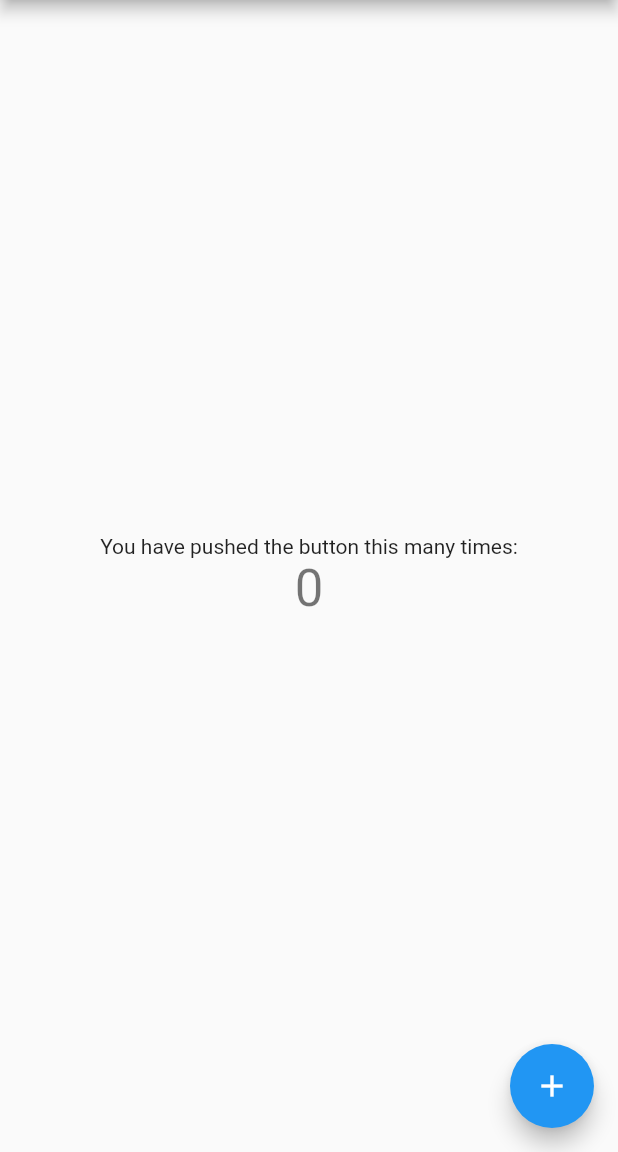
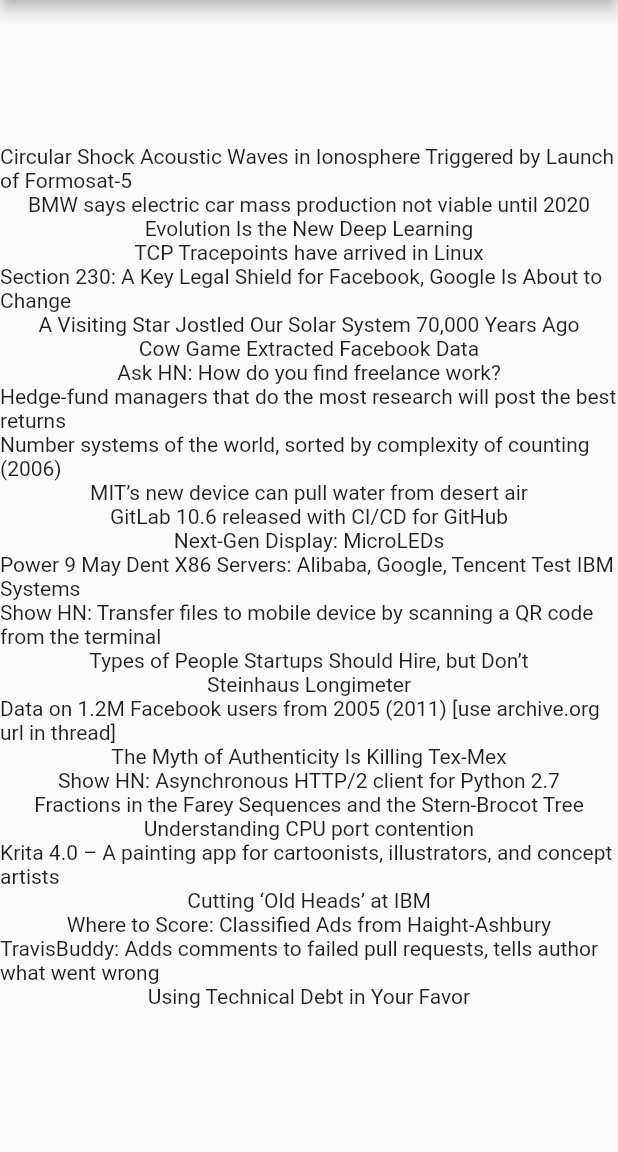
Before and after one commit to ruan65/hn_app, a Flutter app: the screen it shows after launch, on a phone screen of 412 x 824 dp, the part 84-1236 px from its top. Run offline on Flutter 3.47's test engine with Material 2 defaults, Android fonts, the phone set to English and light mode, and no system bars.

Commit message:
articles

```diff
--- a/lib/main.dart
+++ b/lib/main.dart
@@ -1,4 +1,5 @@
 import 'package:flutter/material.dart';
+import 'src/article.dart';
 
 void main() => runApp(MyApp());
 
@@ -25,13 +26,8 @@ class MyHomePage extends StatefulWidget {
 }
 
 class _MyHomePageState extends State<MyHomePage> {
-  int _counter = 0;
 
-  void _incrementCounter() {
-    setState(() {
-      _counter++;
-    });
-  }
+  List<Article> _articles = articles;
 
   @override
   Widget build(BuildContext context) {
@@ -42,21 +38,8 @@ class _MyHomePageState extends State<MyHomePage> {
       body: Center(
         child: Column(
           mainAxisAlignment: MainAxisAlignment.center,
-          children: <Widget>[
-            Text(
-              'You have pushed the button this many times:',
-            ),
-            Text(
-              '$_counter',
-              style: Theme.of(context).textTheme.display1,
-            ),
-          ],
+          children: _articles.map((article) => Text(article.text)).toList(),
         ),
-      ),
-      floatingActionButton: FloatingActionButton(
-        onPressed: _incrementCounter,
-        tooltip: 'Increment',
-        child: Icon(Icons.add),
       ),
     );
   }
--- /dev/null
+++ b/lib/src/article.dart
@@ -0,0 +1,244 @@
+class Article {
+  final String text;
+  final String domain;
+  final String by;
+  final String age;
+  final int score;
+  final int commentsCount;
+
+  const Article(
+      {this.text,
+        this.domain,
+        this.by,
+        this.age,
+        this.score,
+        this.commentsCount});
+}
+
+final articles = [
+  new Article(
+    text:
+    "Circular Shock Acoustic Waves in Ionosphere Triggered by Launch of Formosat‐5",
+    domain: "wiley.com",
+    by: "zdw",
+    age: "3 hours",
+    score: 177,
+    commentsCount: 62,
+  ),
+  new Article(
+    text: "BMW says electric car mass production not viable until 2020",
+    domain: "reuters.com",
+    by: "Mononokay",
+    age: "2 hours",
+    score: 81,
+    commentsCount: 128,
+  ),
+  new Article(
+    text: "Evolution Is the New Deep Learning",
+    domain: "sentient.ai",
+    by: "jonbaer",
+    age: "4 hours",
+    score: 200,
+    commentsCount: 87,
+  ),
+  new Article(
+    text: "TCP Tracepoints have arrived in Linux",
+    domain: "brendangregg.com",
+    by: "brendangregg",
+    age: "1 hour",
+    score: 35,
+    commentsCount: 0,
+  ),
+  new Article(
+    text:
+    "Section 230: A Key Legal Shield for Facebook, Google Is About to Change",
+    domain: "npr.org",
+    by: "Mononokay",
+    age: "5 hours",
+    score: 156,
+    commentsCount: 66,
+  ),
+  new Article(
+    text: "A Visiting Star Jostled Our Solar System 70,000 Years Ago",
+    domain: "gizmodo.com",
+    by: "rbanffy",
+    age: "7 hours",
+    score: 175,
+    commentsCount: 60,
+  ),
+  new Article(
+    text: "Cow Game Extracted Facebook Data",
+    domain: "theatlantic.com",
+    by: "jameshart",
+    age: "1 hour",
+    score: 125,
+    commentsCount: 56,
+  ),
+  new Article(
+    text: "Ask HN: How do you find freelance work?",
+    domain: "",
+    by: "i_am_nobody",
+    age: "2 hours",
+    score: 82,
+    commentsCount: 43,
+  ),
+  new Article(
+    text:
+    "Hedge-fund managers that do the most research will post the best returns",
+    domain: "cnbc.com",
+    by: "anonu",
+    age: "6 hours",
+    score: 149,
+    commentsCount: 126,
+  ),
+  new Article(
+    text:
+    "Number systems of the world, sorted by complexity of counting (2006)",
+    domain: "airnet.ne.jp",
+    by: "ColinWright",
+    age: "8 hours",
+    score: 196,
+    commentsCount: 90,
+  ),
+  new Article(
+    text: "MIT’s new device can pull water from desert air",
+    domain: "techcrunch.com",
+    by: "evo_9",
+    age: "43 minutes",
+    score: 11,
+    commentsCount: 11,
+  ),
+  new Article(
+    text: "GitLab 10.6 released with CI/CD for GitHub",
+    domain: "gitlab.com",
+    by: "rbanffy",
+    age: "4 hours",
+    score: 177,
+    commentsCount: 62,
+  ),
+  new Article(
+    text: "Next-Gen Display: MicroLEDs",
+    domain: "ieee.org",
+    by: "rbanffy",
+    age: "5 hours",
+    score: 72,
+    commentsCount: 39,
+  ),
+  new Article(
+    text:
+    "Power 9 May Dent X86 Servers: Alibaba, Google, Tencent Test IBM Systems",
+    domain: "eetimes.com",
+    by: "bcaulfield",
+    age: "3 hours",
+    score: 52,
+    commentsCount: 50,
+  ),
+  new Article(
+    text:
+    "Show HN: Transfer files to mobile device by scanning a QR code from the terminal",
+    domain: "github.com",
+    by: "daw___",
+    age: "7 hours",
+    score: 143,
+    commentsCount: 35,
+  ),
+  new Article(
+    text: "Types of People Startups Should Hire, but Don’t",
+    domain: "trifinlabs.com",
+    by: "Shanerostad",
+    age: "1 hour",
+    score: 31,
+    commentsCount: 27,
+  ),
+  new Article(
+    text: "Steinhaus Longimeter",
+    domain: "fairfield.edu",
+    by: "ColinWright",
+    age: "8 hours",
+    score: 85,
+    commentsCount: 16,
+  ),
+  new Article(
+    text:
+    "Data on 1.2M Facebook users from 2005 (2011) [use archive.org url in thread]",
+    domain: "michaelzimmer.org",
+    by: "feelin_googley",
+    age: "1 hour",
+    score: 72,
+    commentsCount: 19,
+  ),
+  new Article(
+    text: "The Myth of Authenticity Is Killing Tex-Mex",
+    domain: "eater.com",
+    by: "samclemens",
+    age: "10 hours",
+    score: 121,
+    commentsCount: 128,
+  ),
+  new Article(
+    text: "Show HN: Asynchronous HTTP/2 client for Python 2.7",
+    domain: "github.com",
+    by: "vsmhn",
+    age: "8 hours",
+    score: 75,
+    commentsCount: 51,
+  ),
+  new Article(
+    text: "Fractions in the Farey Sequences and the Stern-Brocot Tree",
+    domain: "surrey.ac.uk",
+    by: "fanf2",
+    age: "6 hours",
+    score: 45,
+    commentsCount: 7,
+  ),
+  new Article(
+    text: "Understanding CPU port contention",
+    domain: "dendibakh.github.io",
+    by: "matt_d",
+    age: "10 hours",
+    score: 96,
+    commentsCount: 13,
+  ),
+  new Article(
+    text:
+    "Krita 4.0 – A painting app for cartoonists, illustrators, and concept artists",
+    domain: "krita.org",
+    by: "reddotX",
+    age: "9 hours",
+    score: 435,
+    commentsCount: 125,
+  ),
+  new Article(
+    text: "Cutting ‘Old Heads’ at IBM",
+    domain: "propublica.org",
+    by: "mwexler",
+    age: "7 hours",
+    score: 287,
+    commentsCount: 240,
+  ),
+  new Article(
+    text: "Where to Score: Classified Ads from Haight-Ashbury",
+    domain: "theparisreview.org",
+    by: "tintinnabula",
+    age: "7 hours",
+    score: 47,
+    commentsCount: 12,
+  ),
+  new Article(
+    text:
+    "TravisBuddy: Adds comments to failed pull requests, tells author what went wrong",
+    domain: "github.com",
+    by: "bluzi",
+    age: "8 hours",
+    score: 37,
+    commentsCount: 26,
+  ),
+  new Article(
+    text: "Using Technical Debt in Your Favor",
+    domain: "gitconnected.com",
+    by: "treyhuffine",
+    age: "7 hours",
+    score: 140,
+    commentsCount: 123,
+  )
+];
```
